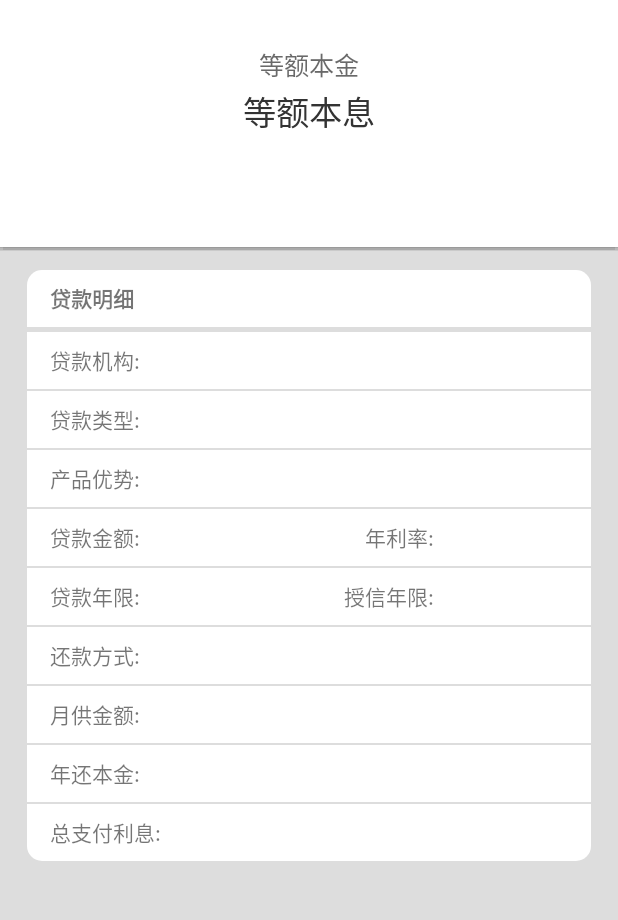
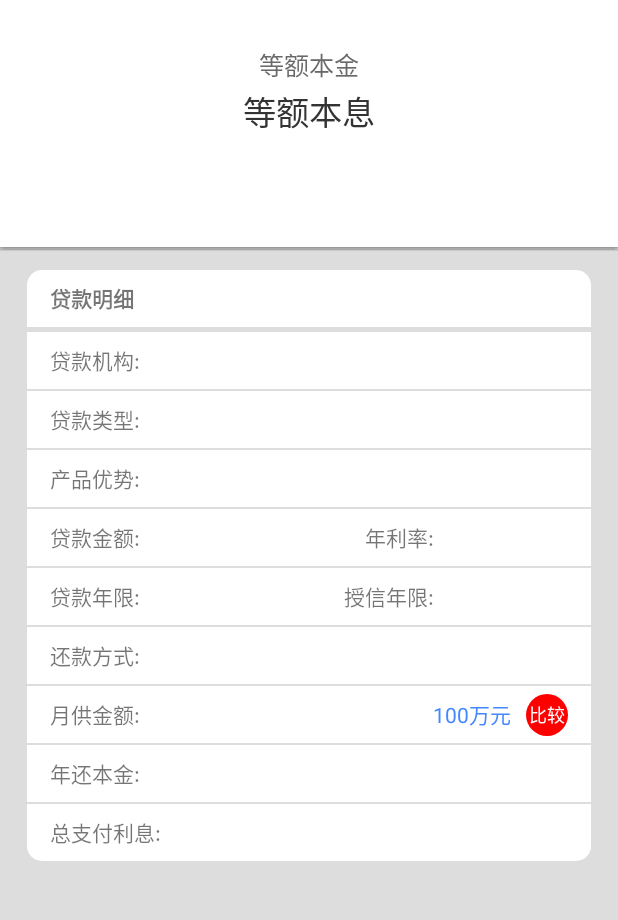
Before and after one commit to WU-SHANG/Solution, an Android app: the PreviewActivity screen opened directly, with no data from a screen before it, after a tap on an icon or button, on a phone screen of 412 x 824 dp, the part 62-982 px from its top. Run offline under Robolectric (Android 15) with nearby library versions, the phone set to English and light mode, and no system bars.

```diff
--- a/app/src/main/AndroidManifest.xml
+++ b/app/src/main/AndroidManifest.xml
@@ -18,7 +18,9 @@
                 <category android:name="android.intent.category.DEFAULT"/>
             </intent-filter>
         </activity>
-        <activity android:name=".activity.MainActivity">
+        <activity
+            android:name=".activity.MainActivity"
+            android:theme="@style/Theme.AppCompat">
             <intent-filter>
                 <action android:name="android.intent.action.MAIN" />
 
--- a/app/src/main/java/com/example/solution/activity/PreviewActivity.java
+++ b/app/src/main/java/com/example/solution/activity/PreviewActivity.java
@@ -67,6 +67,7 @@ public class PreviewActivity extends AppCompatActivity implements View.OnClickLi
     private TextView tv_CreditLimit;  //授信年限
     private TextView tv_PaymentMethod;  //还款方式
     private TextView tv_MonthSupply;  //月供金额
+    private TextView img_compare;   //月供金额比较按钮
     private TextView tv_Principal;  //年还本金
     private TextView tv_Interesttotal;  //总支付利息
     private TextView tv_MonthSupply_cop;    //弹窗中月供金额
@@ -108,7 +109,7 @@ public class PreviewActivity extends AppCompatActivity implements View.OnClickLi
         getPaymentMethodData(this, pos, type);
 
         tv_PaymentMethod.setOnClickListener(this);
-        tv_MonthSupply.setOnClickListener(this);
+        img_compare.setOnClickListener(this);
 
     }
 
@@ -152,8 +153,8 @@ public class PreviewActivity extends AppCompatActivity implements View.OnClickLi
                                 tv_LoanAgency.setText(loanLetter.getLoanAgency());
                                 tv_LoanType.setText(loanLetter.getLoanType());
                                 tv_ProductAdvantages.setText(loanLetter.getProductAdvantages());
-                                tv_LoanMoney.setText(loanLetter.getLoanMoney() + "");
-                                tv_AnnualRate.setText(loanLetter.getAnnualRate() + "");
+                                tv_LoanMoney.setText(loanLetter.getLoanMoney() + "万元");
+                                tv_AnnualRate.setText(loanLetter.getAnnualRate() + "%");
                                 tv_LoanLimit.setText(loanLetter.getLoanLimit() + "年");
                                 tv_CreditLimit.setText(loanLetter.getCreditLimit() + "年");
 
@@ -172,7 +173,7 @@ public class PreviewActivity extends AppCompatActivity implements View.OnClickLi
      * 获取还款方式数据
      */
     private void getPaymentMethodData(Context context,int pos, int type) {
-        String url = "http://192.168.0.115:8000/api/GetPaymentMethod?id=" + pos + "&typeid=" + type;
+        String url = "http://192.168.0.115:8000/api/paymentMethods?houseId=" + pos + "&typeId=" + type;
         HttpUtil.sendHttpRequest(context, url, new Callback() {
             @Override
             public void onFailure(Call call, IOException e) {
@@ -221,7 +222,7 @@ public class PreviewActivity extends AppCompatActivity implements View.OnClickLi
      * 获取月供比较数据
      */
     private void getCompareData(Context context,int pos, int type) {
-        String url = "https://192.168.0.115:8000/api/GetComparison?id=" + pos + "&typeid=" + type;
+        String url = "http://192.168.0.115:8000/api/paymentMethodsComparisons?houseloanId=" + pos + "&typeId=" + type;
         HttpUtil.sendHttpRequest(context, url, new Callback() {
             @Override
             public void onFailure(Call call, IOException e) {
@@ -250,8 +251,8 @@ public class PreviewActivity extends AppCompatActivity implements View.OnClickLi
                                 parseComparisonJSON(responseData);
 
                                 //解析出来的数据给界面赋值
-                                tv_dialog_title_left.setText("按20年" + paymentMethod);
-                                tv_dialog_title_right.setText("招行按20年" + paymentMethod);
+                                tv_dialog_title_left.setText("按20年" + paymentMethod.getPaymentMethod());
+                                tv_dialog_title_right.setText("招行按20年" + paymentMethod.getPaymentMethod());
                                 tv_MonthSupply_cop.setText(compare.getMonthSupply() + "");
                                 tv_Comparison.setText(compare.getComparison() + "");
                                 tv_Difference.setText(compare.getDifference() + "");
@@ -286,6 +287,7 @@ public class PreviewActivity extends AppCompatActivity implements View.OnClickLi
         tv_MonthSupply = findViewById(R.id.tv_MonthSupply);
         tv_Principal = findViewById(R.id.tv_Principal);
         tv_Interesttotal = findViewById(R.id.tv_Interesttotal);
+        img_compare = findViewById(R.id.img_compare);
     }
 
     /**
@@ -344,7 +346,7 @@ public class PreviewActivity extends AppCompatActivity implements View.OnClickLi
             case R.id.tv_PaymentMethod:
                 setAddressSelectorPopup(v);
                 break;
-            case R.id.tv_MonthSupply:
+            case R.id.img_compare:
                 showDialog();
                 getCompareData(v.getContext(), pos, type);
         }
@@ -426,11 +428,11 @@ public class PreviewActivity extends AppCompatActivity implements View.OnClickLi
 
         ImageView btn = (ImageView) view.findViewById(R.id.dialog_btn); //关闭按钮
         Log.d("Btn", String.valueOf(btn));
-        tv_MonthSupply_cop = findViewById(R.id.tv_MonthSupply_cop);
-        tv_Comparison = findViewById(R.id.tv_Comparison);
-        tv_Difference = findViewById(R.id.tv_Difference);
-        tv_dialog_title_left = findViewById(R.id.tv_dialog_title_left);
-        tv_dialog_title_right = findViewById(R.id.tv_dialog_title_right);
+        tv_MonthSupply_cop = view.findViewById(R.id.tv_MonthSupply_cop);
+        tv_Comparison = view.findViewById(R.id.tv_Comparison);
+        tv_Difference = view.findViewById(R.id.tv_Difference);
+        tv_dialog_title_left = view.findViewById(R.id.tv_dialog_title_left);
+        tv_dialog_title_right = view.findViewById(R.id.tv_dialog_title_right);
 
         btn.setOnClickListener(new View.OnClickListener() {
             @Override
--- /dev/null
+++ b/app/src/main/res/drawable/oval2.xml
@@ -0,0 +1,9 @@
+<?xml version="1.0" encoding="utf-8"?>
+<shape
+    xmlns:android="http://schemas.android.com/apk/res/android"
+    android:shape="oval"
+    android:useLevel="false">
+
+    <solid android:color="#FF0000"/>
+
+</shape>
--- a/app/src/main/res/layout/activity_main.xml
+++ b/app/src/main/res/layout/activity_main.xml
@@ -4,7 +4,8 @@
     xmlns:tools="http://schemas.android.com/tools"
     android:layout_width="match_parent"
     android:layout_height="match_parent"
-    tools:context=".activity.MainActivity">
+    tools:context=".activity.MainActivity"
+    android:background="@color/gray">
 
     <androidx.recyclerview.widget.RecyclerView
         android:id="@+id/recycler_view"
--- a/app/src/main/res/layout/preview_body.xml
+++ b/app/src/main/res/layout/preview_body.xml
@@ -200,7 +200,7 @@
     <View android:layout_height="@dimen/line_height" android:background="@color/gray" android:layout_width="wrap_content"/>
 
     <!--月供金额-->
-    <LinearLayout
+    <RelativeLayout
         android:layout_width="match_parent"
         android:layout_height="wrap_content"
         android:orientation="horizontal">
@@ -213,14 +213,30 @@
             android:textSize="@dimen/text_size"
             android:gravity="center_vertical"/>
         <TextView
+            android:id="@+id/img_compare"
+            android:layout_width="28dp"
+            android:layout_height="28dp"
+            android:layout_marginTop="5dp"
+            android:layout_marginRight="@dimen/padding_left"
+            android:layout_alignParentRight="true"
+            android:background="@drawable/oval2"
+            android:text="比较"
+            android:textSize="12sp"
+            android:textColor="@color/white"
+            android:gravity="center_vertical|center_horizontal"/>
+
+        <TextView
             android:id="@+id/tv_MonthSupply"
-            android:gravity="center_vertical|right"
-            android:layout_width="match_parent"
+            android:gravity="right|center_vertical"
+            android:layout_width="200dp"
             android:layout_height="@dimen/layout_height"
-            android:paddingRight="@dimen/padding_left"
+            android:layout_toLeftOf="@+id/img_compare"
+            android:layout_marginRight="10dp"
+            android:text="100万元"
             android:textSize="@dimen/text_size"
             android:textColor="@color/blue"/>
-    </LinearLayout>
+
+    </RelativeLayout>
 
     <View android:layout_height="@dimen/line_height" android:background="@color/gray" android:layout_width="wrap_content"/>
 
--- a/app/src/main/res/values/colors.xml
+++ b/app/src/main/res/values/colors.xml
@@ -11,7 +11,7 @@
     <color name="gray">#DDD</color>
     <color name="blue">#48F</color>
 
-    <color name="colorPrimary">#008577</color>
-    <color name="colorPrimaryDark">#00574B</color>
-    <color name="colorAccent">#D81B60</color>
+    <color name="colorPrimary">#3F51B5</color>
+    <color name="colorPrimaryDark">#303F9F</color>
+    <color name="colorAccent">#FF4081</color>
 </resources>
--- a/app/src/main/res/values/strings.xml
+++ b/app/src/main/res/values/strings.xml
@@ -1,7 +1,7 @@
 <resources>
     <string name="app_name">Solution</string>
     <string name="url_release_main">http://192.168.0.115:8000/api/houseloans</string>
-    <string name="url_dev_main">http://192.168.0.115:56270/api/Houseloans</string>
-    <string name="url_release_loanLetter">http://192.168.0.115:8000/api/HL_LoanLetter/</string>
-    <string name="url_dev_loanLetter">http://192.168.0.115:56270/api/HL_LoanLetter/</string>
+    <string name="url_dev_main">http://192.168.0.115:56270/api/houseloans</string>
+    <string name="url_release_loanLetter">http://192.168.0.115:8000/api/houseloans/</string>
+    <string name="url_dev_loanLetter">http://192.168.0.115:56270/api/houseloans/</string>
 </resources>
```
Also changed, not shown: app/src/main/java/com/example/solution/activity/MainActivity.java (+32 -0 lines), app/src/main/java/com/example/solution/adapter/AddressAdapter.java (+10 -6 lines), app/src/main/java/com/example/solution/adapter/OnClickMyRecyclerView.java (+9 -0 lines), app/src/main/java/com/example/solution/util/BubblePopupWindow.java (added, +127 -0 lines), app/src/main/java/com/example/solution/util/BubbleRelativeLayout.java (added, +192 -0 lines), app/src/main/res/layout/layout_popup_view.xml (added, +15 -0 lines), app/src/main/res/layout/view_popup_window.xml (added, +14 -0 lines), app/src/main/res/values/attrs.xml (added, +12 -0 lines), 1 other file.
